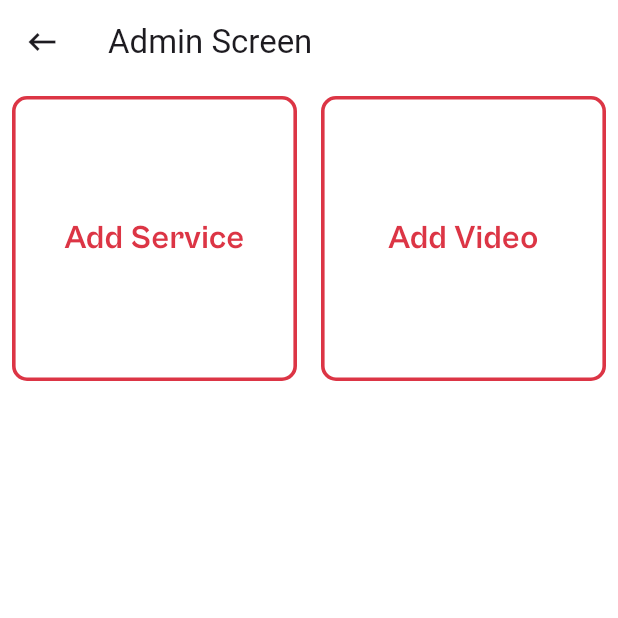
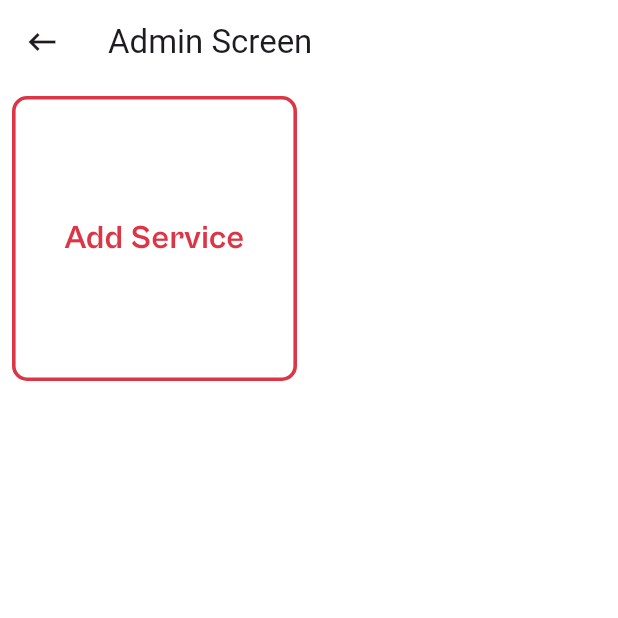
Before and after one commit to KodeInnovate-WorkSpace/s1media_app, a Flutter app: the AdminScreen screen opened directly, on a phone screen of 412 x 824 dp, the top half of it. Run offline on Flutter 3.47's test engine with Material 3 defaults, Android fonts, the phone set to English and light mode, and no system bars; our stand-ins replace carousel_slider, cloud_firestore, firebase_core, firebase_storage, flutter_dotenv, get and 5 more; missing offline and left inert: in_app_update, mailer; accounts and stored records are empty.

```diff
--- a/lib/screens/admin.dart
+++ b/lib/screens/admin.dart
@@ -1,7 +1,6 @@
 import 'dart:developer';
 import 'package:flutter/material.dart';
 import 'package:s1media_app/screens/add_service.dart';
-import 'package:s1media_app/screens/add_video.dart';
 
 class AdminScreen extends StatelessWidget {
   const AdminScreen({super.key});
@@ -10,7 +9,7 @@ class AdminScreen extends StatelessWidget {
   Widget build(BuildContext context) {
     List<String> pages = [
       "Add Service",
-      "Add Video",
+      // "Add Video",
     ];
     return Scaffold(
       appBar: AppBar(
@@ -44,7 +43,7 @@ class AdminScreen extends StatelessWidget {
   Widget customContainer(BuildContext context, String pageName, String routeName) {
     final Map<String, WidgetBuilder> pageRoutes = {
       'p1': (context) => const AddService(),
-      'p2': (context) => const AddVideo(),
+      // 'p2': (context) => const AddVideo(),
     };
 
     return InkWell(
```
